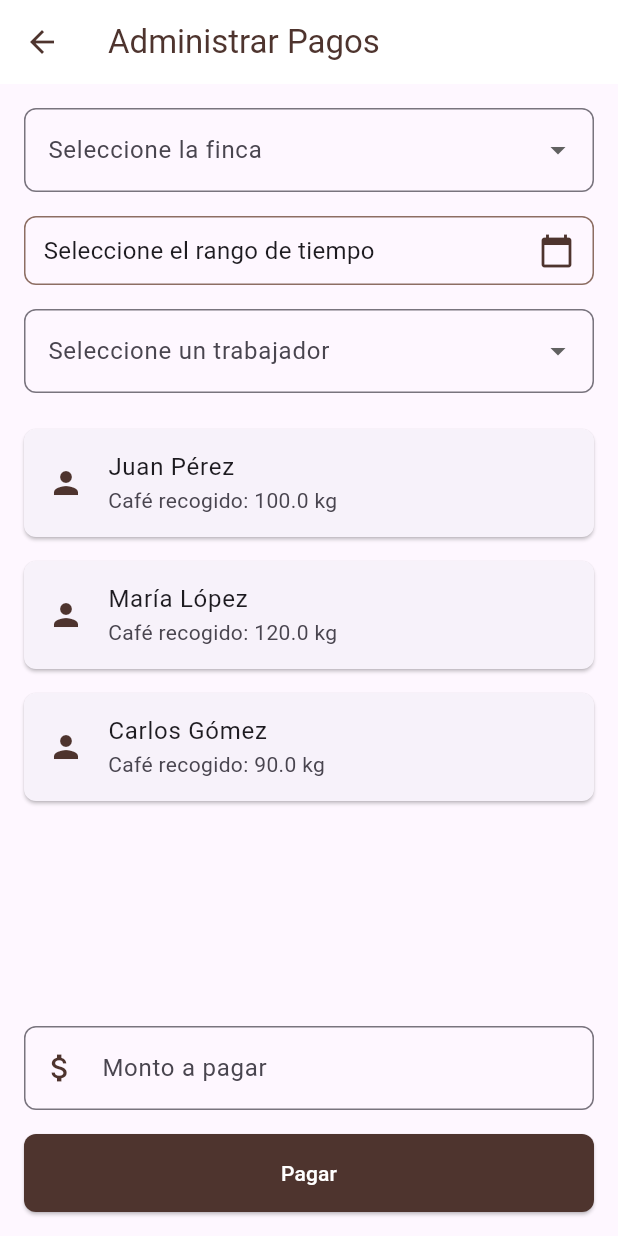
After one commit to GEMS-INNOVATIONS/coffee-manager-app, a Flutter app: the AdministrarPagos screen opened by its route, on a phone screen of 412 x 824 dp. The commit adds this screen. Run offline on Flutter 3.47's test engine with Material 3 defaults, Android fonts, the light colour scheme and no system bars; our stand-ins replace firebase_auth, firebase_core, font_awesome_flutter, google_sign_in; accounts and stored records are empty.

Commit message:
upload admin payments

```diff
--- a/lib/main.dart
+++ b/lib/main.dart
@@ -1,3 +1,4 @@
+import 'package:coffeemanager/screens/administrarPago_screen.dart';
 import 'package:coffeemanager/screens/administrar_screen.dart';
 import 'package:coffeemanager/screens/chat_ia_screen.dart';
 import 'package:coffeemanager/screens/fincaDetail_screen.dart';
@@ -11,6 +12,7 @@ import 'screens/home_screen.dart';
 import 'screens/add_screen.dart';
 import 'screens/panel_screen.dart';
 import 'screens/perfil_screen.dart';
+import 'screens/administrarPago_screen.dart';
 import 'screens/login_screen.dart'; // Asegúrate de importar el LoginScreen
 
 void main() async {
@@ -50,6 +52,7 @@ class MyApp extends StatelessWidget {
         '/misFincas': (context) => MisFincas(),
         '/fincaDetail': (context) => FincaDetail(),
         '/administrar': (context) => AdministrarScreen(),
+        '/administrarPagos': (context) => AdministrarPagos(),
         '/chatIA': (context) => ChatIAScreen(),
       },
     );
--- /dev/null
+++ b/lib/screens/administrarPago_screen.dart
@@ -0,0 +1,232 @@
+import 'package:flutter/material.dart';
+
+class AdministrarPagos extends StatefulWidget {
+  @override
+  _AdministrarPagosState createState() => _AdministrarPagosState();
+}
+
+class _AdministrarPagosState extends State<AdministrarPagos> {
+  String? selectedFinca; // Finca seleccionada
+  String? selectedWorker; // Trabajador seleccionado
+  DateTimeRange? selectedDateRange; // Rango de fechas seleccionado
+  final Map<String, double> trabajadores = {
+    'Juan Pérez': 100.0,
+    'María López': 120.0,
+    'Carlos Gómez': 90.0,
+  }; // Trabajadores con el café recogido
+  final Map<String, double> pagos = {}; // Historial de pagos
+
+  final TextEditingController _pagoController = TextEditingController();
+
+  @override
+  Widget build(BuildContext context) {
+    return Scaffold(
+      appBar: AppBar(
+        title: Text('Administrar Pagos', style: TextStyle(color: Colors.brown[800])),
+        backgroundColor: Colors.white,
+        iconTheme: IconThemeData(color: Colors.brown[800]),
+      ),
+      body: Padding(
+        padding: const EdgeInsets.all(16.0),
+        child: Column(
+          crossAxisAlignment: CrossAxisAlignment.start,
+          children: [
+            // Filtro por finca
+            _buildFincaFilter(),
+            SizedBox(height: 16),
+            // Filtro por tiempo
+            _buildDateFilter(context),
+            SizedBox(height: 16),
+            // Seleccionar trabajador
+            _buildWorkerFilter(),
+            SizedBox(height: 16),
+            // Listado de trabajadores y su café recogido
+            Expanded(child: _buildWorkerList()),
+            SizedBox(height: 16),
+            // Input para el valor de pago
+            _buildPaymentInput(),
+            SizedBox(height: 16),
+            // Botón de pagar
+            _buildPaymentButton(),
+          ],
+        ),
+      ),
+    );
+  }
+
+  // Filtro de finca
+  Widget _buildFincaFilter() {
+    return DropdownButtonFormField<String>(
+      decoration: InputDecoration(
+        labelText: 'Seleccione la finca',
+        border: OutlineInputBorder(borderRadius: BorderRadius.circular(8.0)),
+      ),
+      value: selectedFinca,
+      items: <String>['Finca A', 'Finca B', 'Finca C']
+          .map((String finca) => DropdownMenuItem<String>(
+                value: finca,
+                child: Text(finca),
+              ))
+          .toList(),
+      onChanged: (value) {
+        setState(() {
+          selectedFinca = value;
+        });
+      },
+    );
+  }
+
+Widget _buildDateFilter(BuildContext context) {
+  return GestureDetector(
+    onTap: () async {
+      DateTimeRange? range = await showDateRangePicker(
+        context: context,
+        firstDate: DateTime(2021),
+        lastDate: DateTime.now(),
+        initialDateRange: selectedDateRange,
+      );
+      if (range != null) {
+        setState(() {
+          selectedDateRange = range;
+        });
+      }
+    },
+    child: Container(
+      padding: EdgeInsets.symmetric(vertical: 10, horizontal: 12),
+      decoration: BoxDecoration(
+        border: Border.all(color: Colors.brown[400]!),
+        borderRadius: BorderRadius.circular(8),
+      ),
+      child: Row(
+        mainAxisAlignment: MainAxisAlignment.spaceBetween,
+        children: [
+          Expanded( // Usar Expanded para asegurarse que el texto no se salga
+            child: Text(
+              selectedDateRange == null
+                  ? 'Seleccione el rango de tiempo'
+                  : '${selectedDateRange!.start.toLocal()} - ${selectedDateRange!.end.toLocal()}',
+              style: TextStyle(fontSize: 16),
+              overflow: TextOverflow.ellipsis, // Trunca el texto si es muy largo
+            ),
+          ),
+          Icon(Icons.calendar_today, color: Colors.brown[800]),
+        ],
+      ),
+    ),
+  );
+}
+
+  // Filtro de trabajadores
+  Widget _buildWorkerFilter() {
+    return DropdownButtonFormField<String>(
+      decoration: InputDecoration(
+        labelText: 'Seleccione un trabajador',
+        border: OutlineInputBorder(borderRadius: BorderRadius.circular(8.0)),
+      ),
+      value: selectedWorker,
+      items: trabajadores.keys
+          .map((String worker) => DropdownMenuItem<String>(
+                value: worker,
+                child: Text(worker),
+              ))
+          .toList(),
+      onChanged: (value) {
+        setState(() {
+          selectedWorker = value;
+        });
+      },
+    );
+  }
+
+  // Listado de trabajadores (solo para mostrar café recogido)
+  Widget _buildWorkerList() {
+    return ListView.builder(
+      itemCount: trabajadores.length,
+      itemBuilder: (context, index) {
+        String trabajador = trabajadores.keys.elementAt(index);
+        double cafeRecogido = trabajadores[trabajador]!;
+        bool pagoRealizado = pagos.containsKey(trabajador);
+
+        return Card(
+          margin: EdgeInsets.symmetric(vertical: 8.0),
+          shape: RoundedRectangleBorder(borderRadius: BorderRadius.circular(8)),
+          child: ListTile(
+            leading: Icon(Icons.person, color: Colors.brown[800]),
+            title: Text(trabajador),
+            subtitle: Text('Café recogido: $cafeRecogido kg'),
+            trailing: pagoRealizado
+                ? Row(
+                    mainAxisSize: MainAxisSize.min,
+                    children: [
+                      IconButton(
+                        icon: Icon(Icons.edit, color: Colors.brown[800]),
+                        onPressed: () {
+                          _editPayment(trabajador);
+                        },
+                      ),
+                      IconButton(
+                        icon: Icon(Icons.delete, color: Colors.red[800]),
+                        onPressed: () {
+                          setState(() {
+                            pagos.remove(trabajador);
+                          });
+                        },
+                      ),
+                    ],
+                  )
+                : null,
+          ),
+        );
+      },
+    );
+  }
+
+  // Input de pago
+  Widget _buildPaymentInput() {
+    return TextFormField(
+      controller: _pagoController,
+      keyboardType: TextInputType.number,
+      decoration: InputDecoration(
+        labelText: 'Monto a pagar',
+        border: OutlineInputBorder(borderRadius: BorderRadius.circular(8.0)),
+        prefixIcon: Icon(Icons.attach_money, color: Colors.brown[800]),
+      ),
+    );
+  }
+
+  // Botón de pagar
+  Widget _buildPaymentButton() {
+    return SizedBox(
+      width: double.infinity,
+      child: ElevatedButton(
+        onPressed: () {
+          if (selectedWorker == null) {
+            ScaffoldMessenger.of(context).showSnackBar(SnackBar(
+              content: Text('Seleccione un trabajador para realizar el pago.'),
+            ));
+            return;
+          }
+          double monto = double.tryParse(_pagoController.text) ?? 0;
+          setState(() {
+            pagos[selectedWorker!] = monto;
+          });
+
+          ScaffoldMessenger.of(context).showSnackBar(SnackBar(
+            content: Text('Pago registrado para $selectedWorker'),
+          ));
+        },
+        style: ElevatedButton.styleFrom(
+          primary: Colors.brown[800],
+          padding: EdgeInsets.symmetric(vertical: 16.0),
+          shape: RoundedRectangleBorder(borderRadius: BorderRadius.circular(8)),
+        ),
+        child: Text('Pagar', style: TextStyle(color: Colors.white)),
+      ),
+    );
+  }
+
+  // Método para editar pagos
+  void _editPayment(String trabajador) {
+    _pagoController.text = pagos[trabajador].toString();
+  }
+}
--- a/lib/screens/administrar_screen.dart
+++ b/lib/screens/administrar_screen.dart
@@ -56,7 +56,7 @@ class AdministrarScreen extends StatelessWidget {
               icon: Icons.attach_money,
               label: 'Administrar Pagos',
               gradientColors: [Colors.green[800]!, Colors.green[400]!],
-              route: '/pagos', // Cambia por la ruta correspondiente
+              route: '/administrarPagos', // Cambia por la ruta correspondiente
             ),
             SizedBox(height: 16),
             // Tarjeta de Administrar Recursos con degradado
--- a/lib/screens/login_screen.dart
+++ b/lib/screens/login_screen.dart
@@ -43,8 +43,14 @@ class _LoginScreenState extends State<LoginScreen> with TickerProviderStateMixin
   // Método para iniciar sesión con Google
   Future<User?> _signInWithGoogle(BuildContext context) async {
     try {
+      print('Iniciando sesión con Google...');
       final GoogleSignInAccount? googleUser = await GoogleSignIn().signIn();
-      if (googleUser == null) return null;
+      if (googleUser == null) {
+        print('Inicio de sesión cancelado por el usuario.');
+        return null;
+      }
+
+      print('Usuario de Google seleccionado: ${googleUser.displayName}');
 
       final GoogleSignInAuthentication googleAuth =
           await googleUser.authentication;
@@ -59,11 +65,19 @@ class _LoginScreenState extends State<LoginScreen> with TickerProviderStateMixin
       User? user = userCredential.user;
 
       if (user != null) {
-        // Iniciar el proceso de creación del usuario en la base de datos en segundo plano
-        _createUserInDatabase(user);
+        print('Inicio de sesión exitoso para el usuario: ${user.displayName} (${user.email})');
+
+        // Redirigir al usuario a la pantalla principal inmediatamente
+        Navigator.of(context).pushReplacementNamed('/main');
+
+        // Ejecutar la creación del usuario en la base de datos en segundo plano
+        Future.microtask(() => _createUserInDatabase(user));
+
         return user;
+      } else {
+        print('Error: No se pudo obtener el usuario después de iniciar sesión con Google.');
+        return null;
       }
-      return null;
     } catch (e) {
       print('Error al iniciar sesión con Google: $e');
       return null;
@@ -72,6 +86,7 @@ class _LoginScreenState extends State<LoginScreen> with TickerProviderStateMixin
 
   // Método para crear el usuario en la base de datos en segundo plano
   Future<void> _createUserInDatabase(User user) async {
+    print('Iniciando el proceso para crear el usuario en la base de datos...');
     final url = Uri.parse('https://coffee-manager-backend.onrender.com/users');
     final body = {
       "nombre": user.displayName ?? "Nombre desconocido",
@@ -100,7 +115,7 @@ class _LoginScreenState extends State<LoginScreen> with TickerProviderStateMixin
             "Error al crear el usuario: Código de estado ${response.statusCode}, Respuesta: ${response.body}");
       }
     } catch (e) {
-      print("Error en la solicitud HTTP: $e");
+      print("Error en la solicitud HTTP para crear el usuario: $e");
     }
   }
 
@@ -155,12 +170,15 @@ class _LoginScreenState extends State<LoginScreen> with TickerProviderStateMixin
               // Botón de Google con sombra suave
               ElevatedButton.icon(
                 onPressed: () async {
+                  print('Botón de inicio de sesión con Google presionado.');
                   User? user = await _signInWithGoogle(context);
                   if (user != null) {
+                    print('Redirigiendo a la pantalla principal...');
                     // Redirigir al usuario a la pantalla principal inmediatamente
                     Navigator.of(context)
                         .pushReplacementNamed('/main'); // Redirigir a MainScreen
                   } else {
+                    print('Error: Usuario no autenticado.');
                     ScaffoldMessenger.of(context).showSnackBar(
                       SnackBar(content: Text("Error: Usuario no autenticado.")),
                     );
--- a/lib/screens/manager_screen.dart
+++ b/lib/screens/manager_screen.dart
@@ -6,6 +6,7 @@ import 'panel_screen.dart';
 import 'misFincas_screen.dart';
 import 'administrar_screen.dart';
 import 'fincaDetail_screen.dart';
+import 'administrarPago_screen.dart';
 import 'perfil_screen.dart';
 import '../widgets/user_drawer.dart';
 
@@ -26,6 +27,7 @@ class _MainScreenState extends State<MainScreen> {
     FincaDetail(), // Pantalla de Detalle de Finca
     PerfilScreen(), // Pantalla de Perfil
     AdministrarScreen(), // Pantalla de Administración
+    AdministrarPagos(),
   ];
 
   @override
--- a/pubspec.yaml
+++ b/pubspec.yaml
@@ -45,6 +45,7 @@ dependencies:
 dev_dependencies:
   flutter_test:
     sdk: flutter
+
 
   # The "flutter_lints" package below contains a set of recommended lints to
   # encourage good coding practices. The lint set provided by the package is
```
Also changed, not shown: assets/images/logoand.png (added).
